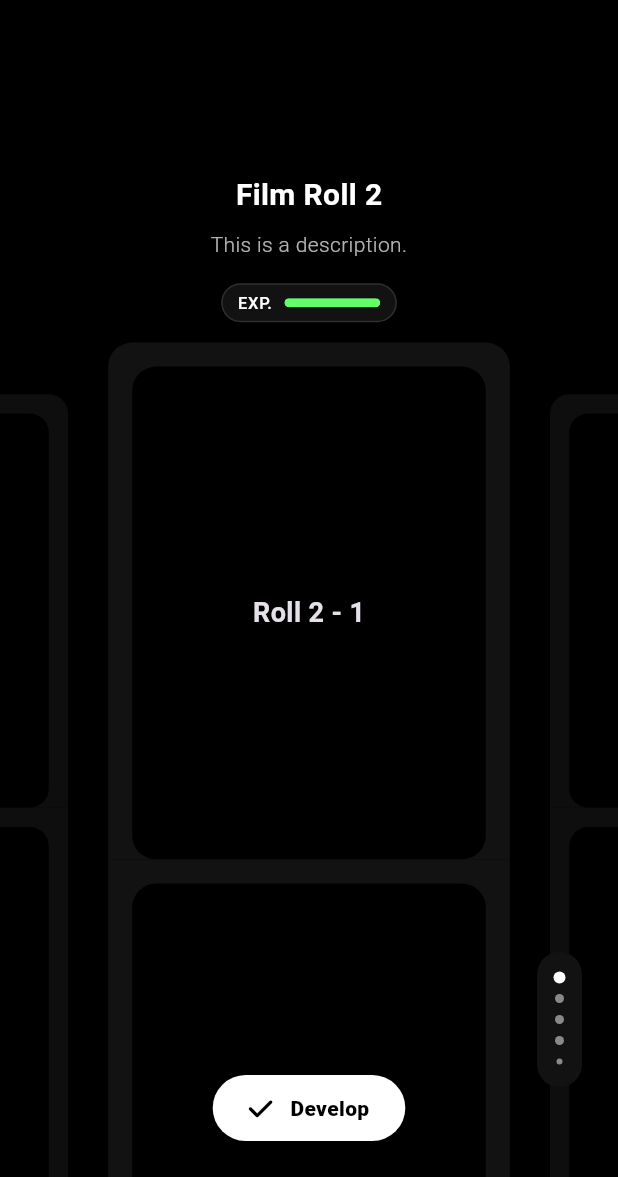
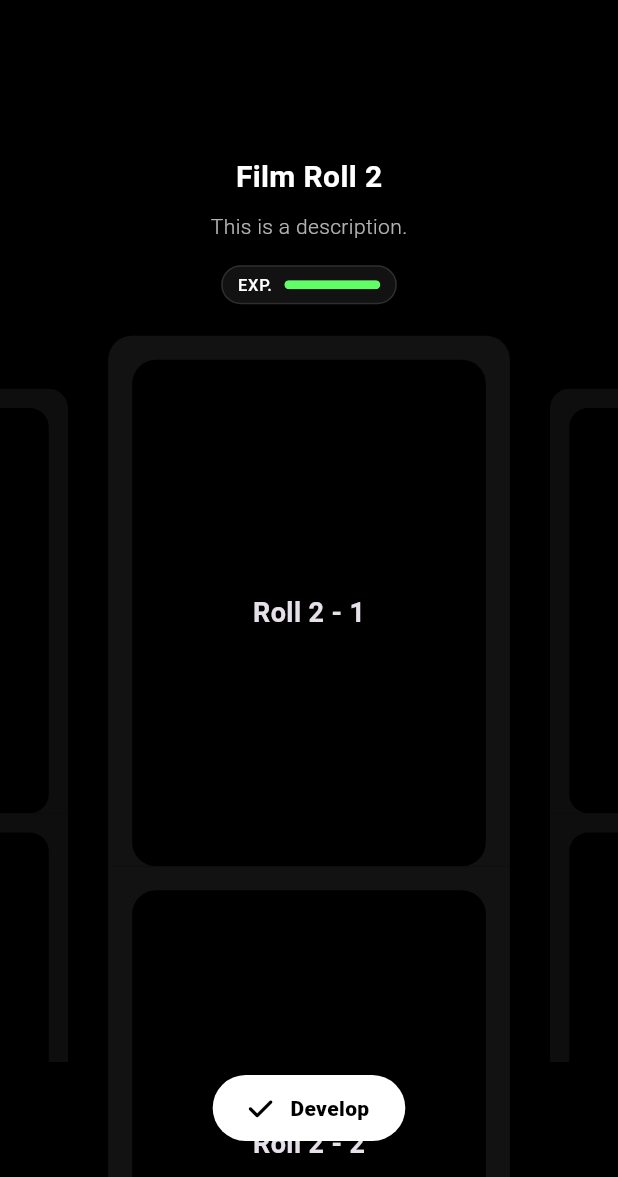
Before and after one commit to victorlee917/exposure, a Flutter app: the screen it shows after launch, swiped to page 2, on a phone screen of 412 x 824 dp, the part 59-1236 px from its top. Run offline on Flutter 3.47's test engine with Material 3 defaults, Android fonts, the light colour scheme and no system bars; our stand-ins replace font_awesome_flutter; missing offline and left inert: in_app_review, photo_manager, photo_manager_image_provider.

Commit message:
Refactor: Change film roll to scroll interaction

```diff
--- a/lib/features/home/home_screen.dart
+++ b/lib/features/home/home_screen.dart
@@ -143,8 +143,8 @@ class _HomeState extends State<Home> with TickerProviderStateMixin {
   late PageController _horizontalPageController;
   double _currentPage = 0.0;
 
-  final Map<int, PageController> _verticalPageControllers = {};
-  final Map<int, double> _verticalCurrentPages = {};
+  final Map<int, ScrollController> _scrollControllers = {};
+  final Map<int, double> _scrollOffsets = {};
 
   Timer? _navigatorIdleDebounce;
   bool _isNavigatorIdle = true;
@@ -189,13 +189,13 @@ class _HomeState extends State<Home> with TickerProviderStateMixin {
     super.initState();
 
     for (int i = 0; i < _filmRollDetails.length; i++) {
-      final detail = _filmRollDetails[i];
-      final initialPage = detail.isDeveloped
-          ? 0
-          : detail.draftPage >= _itemCount
-              ? 0
-              : detail.draftPage;
-      _verticalCurrentPages[i] = initialPage.toDouble();
+      _scrollOffsets[i] = 0.0;
+      _scrollControllers[i] = ScrollController()
+        ..addListener(() {
+          setState(() {
+            _scrollOffsets[i] = _scrollControllers[i]!.offset;
+          });
+        });
     }
 
     _horizontalPageController = PageController(viewportFraction: 0.65)
@@ -226,10 +226,10 @@ class _HomeState extends State<Home> with TickerProviderStateMixin {
     _btnFadeCtrl.dispose();
     _scrollAnimCtrl?.dispose();
     _horizontalPageController.dispose();
-    for (var controller in _verticalPageControllers.values) {
+    for (var controller in _scrollControllers.values) {
       controller.dispose();
     }
-    _verticalPageControllers.clear();
+    _scrollControllers.clear();
     super.dispose();
   }
 
@@ -246,94 +246,6 @@ class _HomeState extends State<Home> with TickerProviderStateMixin {
       _btnFadeCtrl.reverse();
     }
     setState(() {});
-  }
-
-  void _onNavigatorActivity() {
-    if (_isNavigatorIdle) {
-      _isNavigatorIdle = false;
-      _updateButtonFade();
-    }
-    _navigatorIdleDebounce?.cancel();
-    _navigatorIdleDebounce = Timer(const Duration(milliseconds: 500), () {
-      if (!mounted) return;
-      _isNavigatorIdle = true;
-      _updateButtonFade();
-    });
-  }
-
-  PageController _ensureVerticalController(
-    BuildContext context,
-    int rollIndex,
-  ) {
-    return _verticalPageControllers.putIfAbsent(rollIndex, () {
-      const horizontalPadding = 16.0;
-      const verticalPadding = 16.0;
-      final screenWidth = MediaQuery.of(context).size.width;
-      final screenHeight = MediaQuery.of(context).size.height;
-      final cardWidth = (screenWidth * 0.65) - (horizontalPadding * 2);
-      final cardHeight = cardWidth * 3 / 2;
-      final pageHeight = cardHeight + verticalPadding;
-      final viewportFraction = (pageHeight / screenHeight).clamp(0.1, 1.0);
-
-      final controller = PageController(
-        viewportFraction: viewportFraction,
-        initialPage: _verticalCurrentPages[rollIndex]?.round() ?? 0,
-      );
-
-      controller.addListener(() {
-        if (!controller.hasClients) return;
-        final page = controller.page ?? _verticalCurrentPages[rollIndex] ?? 0.0;
-        setState(() => _verticalCurrentPages[rollIndex] = page);
-      });
-
-      return controller;
-    });
-  }
-
-  // 부드러운 픽셀 보간 스크롤
-  Future<void> _animateVerticalTo(int rollIndex, int targetPage) async {
-    final ctrl = _ensureVerticalController(context, rollIndex);
-    if (!ctrl.hasClients || !ctrl.position.haveDimensions) return;
-
-    _scrollAnimCtrl?.stop();
-    _scrollAnimCtrl?.dispose();
-    _scrollAnimCtrl = null;
-
-    final int steps = (_itemCount - 1).clamp(1, 1000000);
-    final double minPx = ctrl.position.minScrollExtent;
-    final double maxPx = ctrl.position.maxScrollExtent;
-    final double perPage = (maxPx - minPx) / steps;
-
-    final int clampedTarget = targetPage.clamp(0, _itemCount - 1);
-    final double startPx = ctrl.position.pixels;
-    final double endPx = minPx + perPage * clampedTarget;
-
-    final double pageDelta = ((endPx - startPx).abs() / perPage);
-    final int durMs = (220 + pageDelta * 70).clamp(220, 700).toInt();
-
-    final anim = AnimationController(
-      vsync: this,
-      duration: Duration(milliseconds: durMs),
-    );
-    _scrollAnimCtrl = anim;
-    final curve = CurvedAnimation(parent: anim, curve: Curves.easeInOutCubic);
-    final tween = Tween<double>(begin: startPx, end: endPx).animate(curve);
-
-    void tick() {
-      if (!ctrl.hasClients) return;
-      ctrl.jumpTo(tween.value);
-    }
-
-    tween.addListener(tick);
-    try {
-      await anim.forward();
-    } finally {
-      tween.removeListener(tick);
-      anim.dispose();
-      if (identical(_scrollAnimCtrl, anim)) {
-        _scrollAnimCtrl = null;
-      }
-    }
   }
 
   void _openCaptureForRoll(int activeRollIndex) {
@@ -355,34 +267,13 @@ class _HomeState extends State<Home> with TickerProviderStateMixin {
     Navigator.of(context).push(_presentFromBottomModal(page));
   }
 
-  Widget _buildItemNavigator(BuildContext context) {
-    final activeRollIndex = _currentPage.round().clamp(0, filmRollCount - 1);
-    final controller = _ensureVerticalController(context, activeRollIndex);
-
-    return ItemNavigator(
-      itemCount: _itemCount,
-      verticalPageController: controller,
-      currentVerticalPage: _verticalCurrentPages[activeRollIndex] ?? 0.0,
-      onDragPage: (double page) {
-        setState(() => _verticalCurrentPages[activeRollIndex] = page);
-        _onNavigatorActivity();
-      },
-      onSnapPage: (int page) {
-        setState(
-          () => _verticalCurrentPages[activeRollIndex] = page.toDouble(),
-        );
-        _onNavigatorActivity();
-      },
-    );
-  }
-
   @override
   Widget build(BuildContext context) {
     final activeRollIndex = _currentPage.round().clamp(0, filmRollCount - 1);
     final detail = _filmRollDetails[activeRollIndex];
 
-    final verticalPage = _verticalCurrentPages[activeRollIndex] ?? 0.0;
-    final bool showRollTitleInAppBar = verticalPage > 0.5;
+    final scrollOffset = _scrollOffsets[activeRollIndex] ?? 0.0;
+    final bool showRollTitleInAppBar = scrollOffset > 100;
     final String rollTitle = 'Film Roll ${activeRollIndex + 1}';
 
     final horizontalScrollProgress = (_currentPage - _currentPage.round())
@@ -392,8 +283,7 @@ class _HomeState extends State<Home> with TickerProviderStateMixin {
     // 하단 버튼
     Widget? bottomButton;
     if (!detail.isDeveloped) {
-      final int currentIndex = (_verticalCurrentPages[activeRollIndex] ?? 0.0)
-          .round();
+      final int currentIndex = (_scrollOffsets[activeRollIndex] ?? 0.0).round();
       final bool showDevelopLabel =
           (!detail.isDeveloped) && (detail.draftPage >= _itemCount);
 
@@ -403,12 +293,6 @@ class _HomeState extends State<Home> with TickerProviderStateMixin {
       if (detail.draftPage >= _itemCount) {
         icon = FontAwesomeIcons.check;
         onPressed = () => {};
-      } else if (currentIndex > detail.draftPage) {
-        icon = FontAwesomeIcons.arrowUp;
-        onPressed = () => _animateVerticalTo(activeRollIndex, detail.draftPage);
-      } else if (currentIndex < detail.draftPage) {
-        icon = FontAwesomeIcons.arrowDown;
-        onPressed = () => _animateVerticalTo(activeRollIndex, detail.draftPage);
       } else {
         icon = FontAwesomeIcons.camera;
         onPressed = () => _openCaptureForRoll(activeRollIndex);
@@ -481,10 +365,7 @@ class _HomeState extends State<Home> with TickerProviderStateMixin {
                 itemCount: filmRollCount,
                 clipBehavior: Clip.none,
                 itemBuilder: (context, rollIndex) {
-                  final verticalPageController = _ensureVerticalController(
-                    context,
-                    rollIndex,
-                  );
+                  final scrollController = _scrollControllers[rollIndex]!;
                   final d = _filmRollDetails[rollIndex];
 
                   return GestureDetector(
@@ -505,8 +386,7 @@ class _HomeState extends State<Home> with TickerProviderStateMixin {
                           rollIndex: rollIndex,
                           currentPage: _currentPage,
                           horizontalPageController: _horizontalPageController,
-                          verticalPageController: verticalPageController,
-                          verticalPage: _verticalCurrentPages[rollIndex] ?? 0.0,
+                          scrollController: scrollController,
                           isDeveloped: d.isDeveloped,
                           filmRollDetails: {
                             "started": d.started,
@@ -514,7 +394,6 @@ class _HomeState extends State<Home> with TickerProviderStateMixin {
                             "developed": d.developedAt,
                           },
                           itemCount: _itemCount,
-                          itemEdgeInsets: _itemEdgeInsets,
                           shareIcon: null,
                           draftPage: d.draftPage,
                         ),
@@ -522,17 +401,6 @@ class _HomeState extends State<Home> with TickerProviderStateMixin {
                     ),
                   );
                 },
-              ),
-
-              // 페이지 네비게이터
-              Positioned(
-                bottom: 60,
-                left: isLeft ? 24 : null,
-                right: isLeft ? null : 24,
-                child: Opacity(
-                  opacity: bottomNavOpacity,
-                  child: _buildItemNavigator(context),
-                ),
               ),
 
               // 하단 버튼
@@ -580,14 +448,4 @@ class _HomeState extends State<Home> with TickerProviderStateMixin {
       },
     );
   }
-
-  EdgeInsets _itemEdgeInsets(index, length) {
-    if (index == 0) {
-      return const EdgeInsets.fromLTRB(16.0, 16.0, 16.0, 0);
-    } else if (index == length - 1) {
-      return const EdgeInsets.fromLTRB(16.0, 16.0, 16.0, 16.0);
-    } else {
-      return const EdgeInsets.fromLTRB(16.0, 16.0, 16.0, 0);
-    }
-  }
 }
--- a/lib/features/home/widgets/film_roll_view.dart
+++ b/lib/features/home/widgets/film_roll_view.dart
@@ -17,12 +17,10 @@ class FilmRollView extends StatefulWidget {
     required this.rollIndex,
     required this.currentPage,
     required this.horizontalPageController,
-    required this.verticalPageController,
-    required this.verticalPage,
+    required this.scrollController,
     required this.isDeveloped,
     required this.filmRollDetails,
     required this.itemCount,
-    required this.itemEdgeInsets,
     this.shareIcon,
     this.draftPage, // 0-based, undeveloped 롤의 “다음에 쓸 인덱스”
   });
@@ -30,12 +28,10 @@ class FilmRollView extends StatefulWidget {
   final int rollIndex;
   final double currentPage;
   final PageController horizontalPageController;
-  final PageController verticalPageController;
-  final double verticalPage;
+  final ScrollController scrollController;
   final bool isDeveloped;
   final Map<String, String> filmRollDetails;
   final int itemCount;
-  final EdgeInsets Function(int, int) itemEdgeInsets;
   final Widget? shareIcon;
   final int? draftPage;
 
@@ -48,6 +44,16 @@ class _FilmRollViewState extends State<FilmRollView> with AutomaticKeepAliveClie
 
   @override
   bool get wantKeepAlive => true;
+
+  EdgeInsets _itemEdgeInsets(index, length) {
+    if (index == 0) {
+      return const EdgeInsets.fromLTRB(16.0, 16.0, 16.0, 0);
+    } else if (index == length - 1) {
+      return const EdgeInsets.fromLTRB(16.0, 16.0, 16.0, 16.0);
+    } else {
+      return const EdgeInsets.fromLTRB(16.0, 16.0, 16.0, 0);
+    }
+  }
 
   @override
   Widget build(BuildContext context) {
@@ -103,26 +109,29 @@ class _FilmRollViewState extends State<FilmRollView> with AutomaticKeepAliveClie
           child: LayoutBuilder(
             builder: (context, constraints) {
               const horizontalPadding = 16.0;
-              const verticalPadding = 16.0;
               final cardWidth = constraints.maxWidth - (horizontalPadding * 2);
               final cardHeight = cardWidth * 3 / 2;
-              final pageHeight = cardHeight + verticalPadding;
-              final cardTopOffset = (constraints.maxHeight - pageHeight) / 2;
 
-              final detailsRevealProgress = (widget.verticalPage - (widget.itemCount - 2))
-                  .clamp(0.0, 1.0);
+              final verticalPadding = (constraints.maxHeight - cardHeight) / 2;
+              final headerHeight = 100.0; // Approximate height of the header
+
+              final headerTop = verticalPadding - headerHeight - 20;
+
+              final footerHeight = 80.0;
+              final footerBottom = verticalPadding - footerHeight - 20;
 
               return Stack(
                 clipBehavior: Clip.none,
+                alignment: Alignment.center,
                 children: [
-                  // 상단 타이틀/설명/배지
+                  // Header
                   Positioned(
-                    top: cardTopOffset - 100,
-                    left: 0,
-                    right: 0,
+                    top: headerTop,
                     child: AnimatedOpacity(
                       duration: const Duration(milliseconds: 200),
                       opacity: diff.abs() < 0.5 ? 1.0 : 0.0,
+                      child: Container(
+                        height: headerHeight,
                         child: Column(
                           children: [
                             TextRollTitle(text: 'Film Roll ${widget.rollIndex + 1}'),
@@ -140,16 +149,13 @@ class _FilmRollViewState extends State<FilmRollView> with AutomaticKeepAliveClie
                         ),
                       ),
                     ),
+                  ),
 
-                  // 하단 메타정보
+                  // Footer
                   Positioned(
-                    bottom: cardTopOffset - 80,
-                    left: horizontalPadding,
-                    right: horizontalPadding,
-                    child: Transform.translate(
-                      offset: Offset(0, 100 * (1 - detailsRevealProgress)),
-                      child: Opacity(
-                        opacity: detailsRevealProgress,
+                    bottom: footerBottom,
+                    child: Container(
+                      height: footerHeight,
                       child: Column(
                         crossAxisAlignment: CrossAxisAlignment.center,
                         children: [
@@ -191,13 +197,14 @@ class _FilmRollViewState extends State<FilmRollView> with AutomaticKeepAliveClie
                       ),
                     ),
                   ),
+
+                  // Vertical card list
+                  ListView.builder(
+                    padding: EdgeInsets.only(
+                      top: verticalPadding,
+                      bottom: verticalPadding,
                     ),
-
-                  // 세로 카드 리스트
-                  PageView.builder(
-                    scrollDirection: Axis.vertical,
-                    controller: widget.verticalPageController,
-                    clipBehavior: Clip.none,
+                    controller: widget.scrollController,
                     itemCount: widget.itemCount,
                     itemBuilder: (context, itemIndex) {
                       BorderRadius? borderRadius;
@@ -213,14 +220,17 @@ class _FilmRollViewState extends State<FilmRollView> with AutomaticKeepAliveClie
                         );
                       }
                       return Container(
+                        height: cardHeight,
                         decoration: BoxDecoration(
                           color: isDarkMode
                               ? Rolls.backgroundColorDark
                               : Rolls.backgroundColorLight,
                           borderRadius: borderRadius,
                         ),
-                        padding: widget.itemEdgeInsets(itemIndex, widget.itemCount),
-                        child: Roll(rollIndex: widget.rollIndex, itemIndex: itemIndex),
+                        padding: _itemEdgeInsets(itemIndex, widget.itemCount),
+                        child: Roll(
+                            rollIndex: widget.rollIndex,
+                            itemIndex: itemIndex),
                       );
                     },
                   ),
```
Lines whose indentation alone changed are shown as unchanged.
